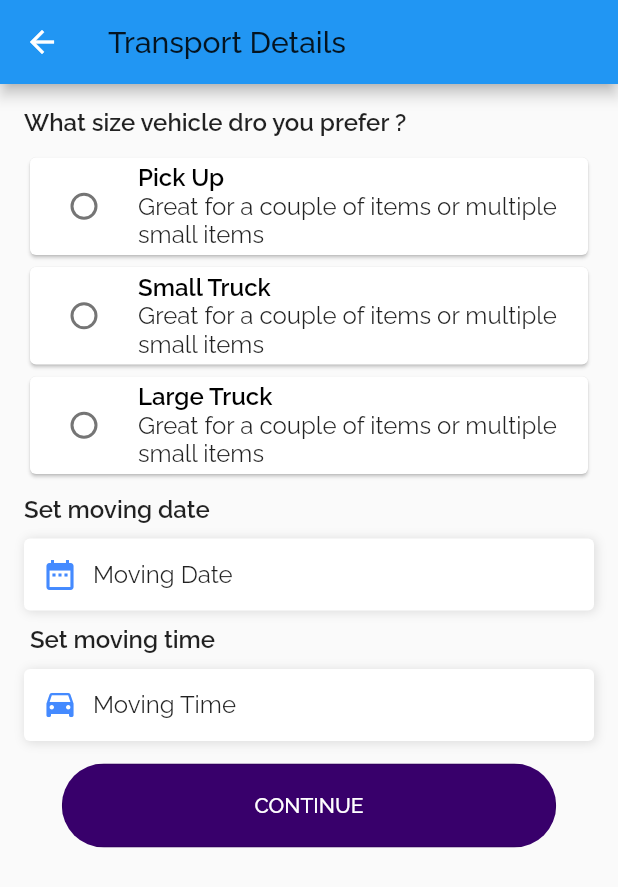
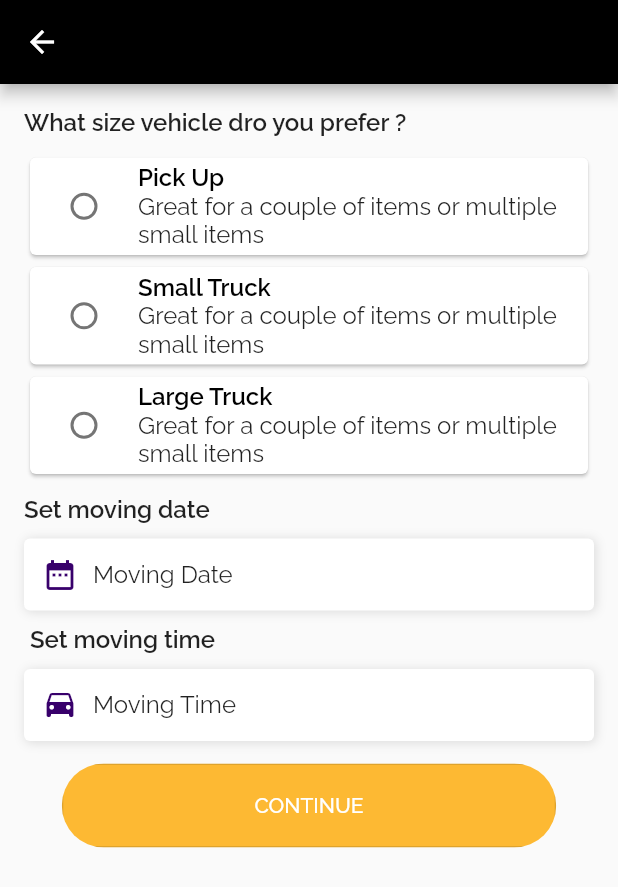
Before and after one commit to mulwa/Movers, a Flutter app: the TransportDetailsPage screen opened directly, on a phone screen of 412 x 824 dp. Shown: the top 887 px of the screen. Run offline on Flutter 3.47's test engine with Material 2 defaults, Android fonts, the phone set to English and light mode, and no system bars; our stand-ins replace cloud_firestore, firebase_auth, firebase_core, flutter_datetime_picker, geolocator, get and 4 more; missing offline and left inert: flutter_polyline_points, google_maps_place_picker; accounts and stored records are empty; network calls fail.

Commit message:
changes colors branding

```diff
--- a/lib/screen/deliver/deliver_page.dart
+++ b/lib/screen/deliver/deliver_page.dart
@@ -29,6 +29,7 @@ class DeliverPage extends GetView<DeliveryController> {
     return SafeArea(
       child: Scaffold(
         appBar: AppBar(
+          backgroundColor: colorPrimaryDark,
           title: Text("Delivery request"),
         ),
         body: Container(
--- a/lib/screen/landing_page.dart
+++ b/lib/screen/landing_page.dart
@@ -17,6 +17,7 @@ class LandingPage extends StatelessWidget {
       child: Scaffold(
         drawer: AppDrawer(),
         appBar: AppBar(
+          backgroundColor: colorPrimaryDark,
           title: Text("Movers"),
         ),
         body: Container(
--- a/lib/screen/schedule_details.dart
+++ b/lib/screen/schedule_details.dart
@@ -7,6 +7,7 @@ import 'package:movers/shared/app_card.dart';
 import 'package:movers/shared/custom_btn.dart';
 import 'package:movers/shared/styles.dart';
 import 'package:movers/shared/vertical_spacing.dart';
+import 'package:movers/utils/constants.dart';
 
 class ScheduleDetails extends StatelessWidget {
   final MapPageController mapController = Get.find();
@@ -18,6 +19,7 @@ class ScheduleDetails extends StatelessWidget {
     return SafeArea(
         child: Scaffold(
             appBar: AppBar(
+              backgroundColor: colorPrimaryDark,
               title: Text("Schedule Details"),
             ),
             body: ListView(
@@ -41,13 +43,13 @@ class ScheduleDetails extends StatelessWidget {
                     shrinkWrap: true,
                     children: [
                       titleSub(
-                          color: Colors.greenAccent,
+                          color: colorAccent,
                           title: mapController
                               .pickupAddress.value.placeFormattedAddress
                               .toString()),
                       VerticalSpacing(),
                       titleSub(
-                          color: Colors.blueAccent,
+                          color: colorAccent,
                           title: mapController
                               .destinationAddress.value.placeFormattedAddress
                               .toString()),
--- a/lib/screen/transport_details_page.dart
+++ b/lib/screen/transport_details_page.dart
@@ -17,6 +17,7 @@ class TransportDetailsPage extends GetView<TransportDetailsController> {
     return SafeArea(
       child: Scaffold(
         appBar: AppBar(
+          backgroundColor: colorPrimaryDark,
           title: Text("Transport Details"),
         ),
         body: Padding(
@@ -84,7 +85,7 @@ class TransportDetailsPage extends GetView<TransportDetailsController> {
                       children: [
                         Icon(
                           Icons.date_range,
-                          color: Colors.blueAccent,
+                          color: colorAccent,
                         ),
                         SizedBox(
                           width: 10.0,
@@ -127,7 +128,7 @@ class TransportDetailsPage extends GetView<TransportDetailsController> {
                       children: [
                         Icon(
                           Icons.time_to_leave,
-                          color: Colors.blueAccent,
+                          color: colorAccent,
                         ),
                         SizedBox(
                           width: 10.0,
--- a/lib/shared/custom_btn.dart
+++ b/lib/shared/custom_btn.dart
@@ -9,7 +9,7 @@ class CustomBtn extends StatelessWidget {
     Key? key,
     this.text,
     this.press,
-    this.color = colorPrimaryDark,
+    this.color = colorOrange,
     this.textColor = Colors.white,
   }) : super(key: key);
 
--- a/lib/utils/constants.dart
+++ b/lib/utils/constants.dart
@@ -2,8 +2,8 @@ import 'package:flutter/material.dart';
 
 const MAPKEY = "AIzaSyDUnDtzxWOs9Z5zBmJpNvSWq-Ttyv4vzfA";
 
-const Color colorPrimary = Color(0xFF6a1b9a);
-const Color colorPrimaryDark = Color(0xFF38006b);
+const Color colorPrimary = Color(0xFF000000);
+const Color colorPrimaryDark = Color(0xFF000000);
 const textColor = Colors.white;
 const Color inputBackground = Color(0xFFf9f5e5);
 const Color hintColor = Color(0xFF6E798C);
```
